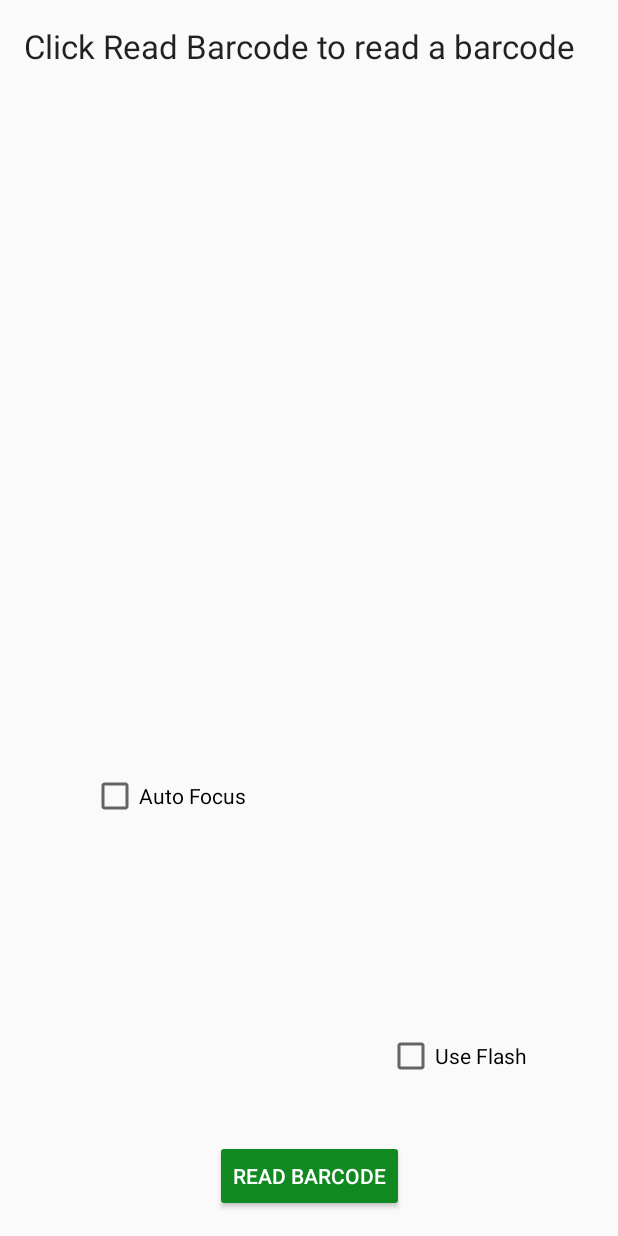
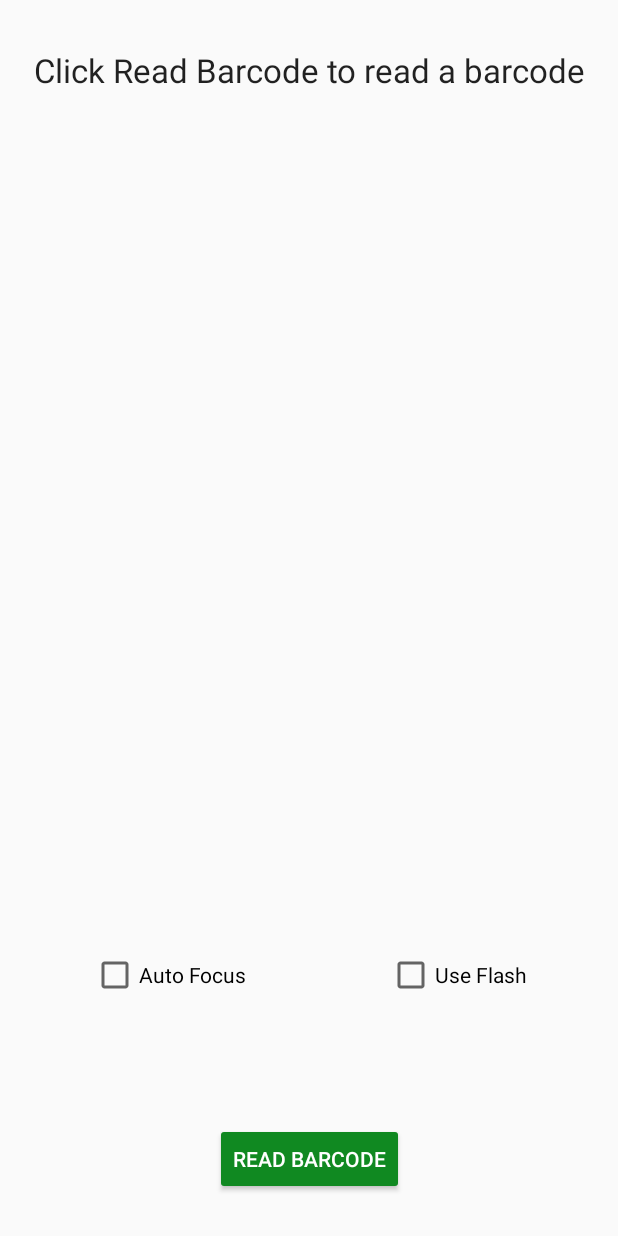
Before and after one commit to dotHak/WasteManagement, an Android app: the BarcodeChoiceAcitivty screen opened directly, with no data from a screen before it, on a phone screen of 412 x 824 dp. Run offline under Robolectric (Android 15) with nearby library versions, the phone set to English and light mode, and no system bars.

Commit message:
Added automatic log in

```diff
--- a/app/src/main/java/com/icp/wastemanagementsystem/MainActivity.java
+++ b/app/src/main/java/com/icp/wastemanagementsystem/MainActivity.java
@@ -1,6 +1,8 @@
 package com.icp.wastemanagementsystem;
 
+import android.content.Context;
 import android.content.Intent;
+import android.content.SharedPreferences;
 import android.os.Bundle;
 import android.support.v7.app.AppCompatActivity;
 import android.view.View;
@@ -14,6 +16,10 @@ public class MainActivity extends AppCompatActivity {
     @Override
     protected void onCreate(Bundle savedInstanceState) {
         super.onCreate(savedInstanceState);
+        SharedPreferences prefs = getSharedPreferences(SignInForm.PREF_NAME, Context.MODE_PRIVATE);
+        if(prefs.getBoolean(SignInForm.KEY_LOGGED,false)){
+            startActivity(new Intent(this, SignInForm.class));
+        }
         setContentView(R.layout.activity_main);
 
     }
--- a/app/src/main/java/com/icp/wastemanagementsystem/Navigation.java
+++ b/app/src/main/java/com/icp/wastemanagementsystem/Navigation.java
@@ -95,4 +95,6 @@ public class Navigation extends AppCompatActivity
         drawer.closeDrawer(GravityCompat.START);
         return true;
     }
+
+
 }
--- a/app/src/main/res/layout/activity_barcode_capture.xml
+++ b/app/src/main/res/layout/activity_barcode_capture.xml
@@ -13,45 +13,50 @@
 
     <TextView
         android:id="@+id/status_message"
-        android:layout_width="match_parent"
+        android:layout_width="wrap_content"
         android:layout_height="wrap_content"
+        android:layout_marginStart="8dp"
+        android:layout_marginLeft="8dp"
+        android:layout_marginTop="16dp"
+        android:layout_marginEnd="8dp"
+        android:layout_marginRight="8dp"
         android:text="@string/barcode_header"
         android:textAppearance="?android:attr/textAppearanceLarge"
+        android:textSize="22sp"
         app:layout_constraintEnd_toEndOf="parent"
         app:layout_constraintLeft_toLeftOf="parent"
         app:layout_constraintRight_toRightOf="parent"
-        app:layout_constraintTop_toTopOf="parent"
-        tools:layout_conversion_wrapHeight="148"
-        tools:layout_conversion_wrapWidth="996" />
+        app:layout_constraintStart_toStartOf="parent"
+        app:layout_constraintTop_toTopOf="parent" />
 
     <TextView
         android:id="@+id/barcode_value"
-        android:layout_width="wrap_content"
+        android:layout_width="0dp"
         android:layout_height="wrap_content"
         android:layout_marginStart="8dp"
         android:layout_marginLeft="8dp"
         android:layout_marginEnd="8dp"
         android:layout_marginRight="8dp"
+        android:layout_marginBottom="8dp"
         android:textAppearance="?android:attr/textAppearanceLarge"
+        app:layout_constraintBottom_toTopOf="@+id/guideline14"
         app:layout_constraintEnd_toEndOf="parent"
         app:layout_constraintLeft_toLeftOf="parent"
         app:layout_constraintRight_toRightOf="@+id/status_message"
         app:layout_constraintStart_toStartOf="parent"
-        tools:layout_conversion_wrapHeight="79"
-        tools:layout_conversion_wrapWidth="0"
-        tools:layout_editor_absoluteY="182dp" />
+        app:layout_constraintTop_toBottomOf="@+id/status_message" />
 
     <Button
         android:id="@+id/read_barcode"
         android:layout_width="wrap_content"
         android:layout_height="wrap_content"
+        android:layout_marginTop="8dp"
         android:text="@string/read_barcode"
+        style="@style/Widget.AppCompat.Button.Colored"
         app:layout_constraintBottom_toBottomOf="parent"
         app:layout_constraintLeft_toLeftOf="parent"
         app:layout_constraintRight_toRightOf="parent"
-        tools:layout_conversion_wrapHeight="126"
-        style="@style/Widget.AppCompat.Button.Colored"
-        tools:layout_conversion_wrapWidth="330" />
+        app:layout_constraintTop_toTopOf="@+id/guideline16" />
 
     <CheckBox
         android:id="@+id/auto_focus"
@@ -59,20 +64,17 @@
         android:layout_height="wrap_content"
         android:layout_marginStart="16dp"
         android:layout_marginLeft="16dp"
-        android:layout_marginTop="348dp"
+        android:layout_marginTop="8dp"
         android:layout_marginEnd="32dp"
         android:layout_marginRight="32dp"
         android:layout_marginBottom="8dp"
         android:checked="false"
         android:text="@string/auto_focus"
-        app:layout_constraintBottom_toTopOf="@+id/read_barcode"
+        app:layout_constraintBottom_toTopOf="@+id/guideline16"
         app:layout_constraintEnd_toStartOf="@+id/use_flash"
         app:layout_constraintLeft_toLeftOf="parent"
         app:layout_constraintStart_toStartOf="parent"
-        app:layout_constraintTop_toBottomOf="@+id/barcode_value"
-        app:layout_constraintVertical_bias="0.372"
-        tools:layout_conversion_wrapHeight="84"
-        tools:layout_conversion_wrapWidth="269" />
+        app:layout_constraintTop_toTopOf="@+id/guideline14" />
 
     <CheckBox
         android:id="@+id/use_flash"
@@ -80,15 +82,29 @@
         android:layout_height="wrap_content"
         android:layout_marginStart="32dp"
         android:layout_marginLeft="32dp"
+        android:layout_marginTop="8dp"
         android:layout_marginEnd="16dp"
         android:layout_marginRight="16dp"
-        android:layout_marginBottom="40dp"
+        android:layout_marginBottom="8dp"
         android:checked="false"
         android:text="@string/use_flash"
-        app:layout_constraintBottom_toTopOf="@+id/read_barcode"
+        app:layout_constraintBottom_toTopOf="@+id/guideline16"
         app:layout_constraintEnd_toEndOf="parent"
         app:layout_constraintStart_toEndOf="@id/auto_focus"
-        tools:layout_conversion_wrapHeight="84"
-        tools:layout_conversion_wrapWidth="244" />
+        app:layout_constraintTop_toTopOf="@+id/guideline14" />
+
+    <android.support.constraint.Guideline
+        android:id="@+id/guideline14"
+        android:layout_width="wrap_content"
+        android:layout_height="wrap_content"
+        android:orientation="horizontal"
+        app:layout_constraintGuide_percent="0.7" />
+
+    <android.support.constraint.Guideline
+        android:id="@+id/guideline16"
+        android:layout_width="wrap_content"
+        android:layout_height="wrap_content"
+        android:orientation="horizontal"
+        app:layout_constraintGuide_percent="0.9" />
 
 </android.support.constraint.ConstraintLayout>
--- a/app/src/main/res/layout/nav_header_navigation.xml
+++ b/app/src/main/res/layout/nav_header_navigation.xml
@@ -3,7 +3,7 @@
     xmlns:app="http://schemas.android.com/apk/res-auto"
     android:layout_width="match_parent"
     android:layout_height="@dimen/nav_header_height"
-    android:background="@drawable/side_nav_bar"
+    android:background="@color/colorAccent"
     android:gravity="bottom"
     android:orientation="vertical"
     android:paddingLeft="@dimen/activity_horizontal_margin"
@@ -28,7 +28,7 @@
         android:textAppearance="@style/TextAppearance.AppCompat.Body1" />
 
     <TextView
-        android:id="@+id/textView"
+        android:id="@+id/navHeaderTextView"
         android:layout_width="wrap_content"
         android:layout_height="wrap_content"
         android:text="@string/nav_header_subtitle" />
--- a/app/src/main/res/menu/navigation.xml
+++ b/app/src/main/res/menu/navigation.xml
@@ -4,6 +4,6 @@
     <item
         android:id="@+id/action_settings"
         android:orderInCategory="100"
-        android:title="@string/action_settings"
+        android:title="@string/log_out"
         app:showAsAction="never" />
 </menu>
--- a/app/src/main/res/values/strings.xml
+++ b/app/src/main/res/values/strings.xml
@@ -46,4 +46,7 @@
     <string name="barcode_success">Barcode read successfully</string>
     <string name="barcode_failure">No barcode captured</string>
     <string name="barcode_error">"Error reading barcode: %1$s"</string>
+
+
+    <string name="log_out" >Log out</string>
 </resources>
```
Also changed, not shown: app/src/main/java/com/icp/wastemanagementsystem/SignInForm.java (+67 -2 lines), app/src/main/java/com/icp/wastemanagementsystem/SignUpForm.java (+24 -0 lines), app/src/main/res/layout/sign_in.xml (+57 -3 lines), app/src/main/res/layout/sign_up.xml (+38 -3 lines).
